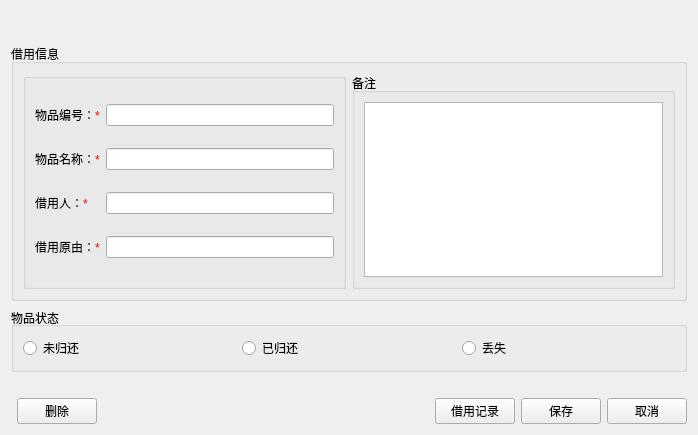
Before: the Qt Designer form MainApp/src/CEditInfoDialog.ui in AlexRain/BRSystem, drawn with Qt 5.
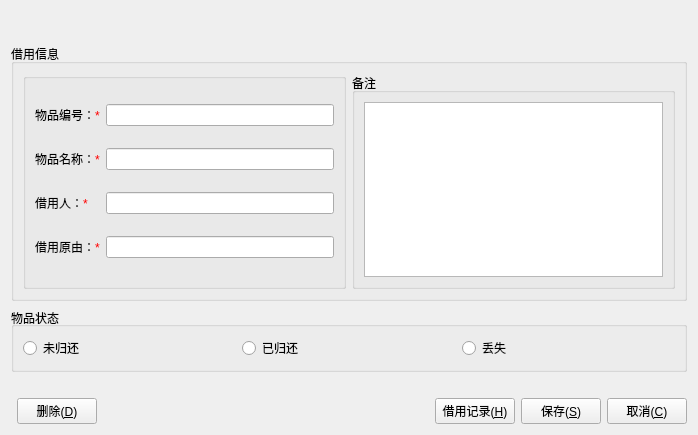
After: the same form once the commit is applied.

Diff of the .ui file:
```diff
--- a/MainApp/src/CEditInfoDialog.ui
+++ b/MainApp/src/CEditInfoDialog.ui
@@ -61,7 +61,7 @@
      <item>
       <widget class="QPushButton" name="btn_delete">
        <property name="text">
-        <string>删除</string>
+        <string>删除(&amp;D)</string>
        </property>
       </widget>
      </item>
@@ -81,21 +81,21 @@
      <item>
       <widget class="QPushButton" name="btn_history">
        <property name="text">
-        <string>借用记录</string>
+        <string>借用记录(&amp;H)</string>
        </property>
       </widget>
      </item>
      <item>
       <widget class="QPushButton" name="btn_save">
        <property name="text">
-        <string>保存</string>
+        <string>保存(&amp;S)</string>
        </property>
       </widget>
      </item>
      <item>
       <widget class="QPushButton" name="btn_cancel">
        <property name="text">
-        <string>取消</string>
+        <string>取消(&amp;C)</string>
        </property>
       </widget>
      </item>
```
